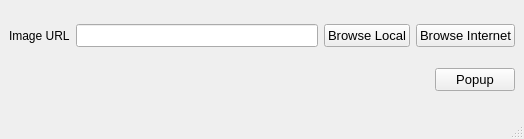
kelvinchin12070811/PopupReferencer, file src/window/MainWindow.ui: the form before one commit.
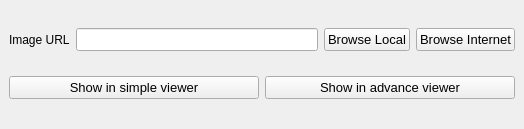
The form after the commit.

Commit message: Compleated simple popup viewer

What changed in the file:
```diff
--- a/src/window/MainWindow.ui
+++ b/src/window/MainWindow.ui
@@ -7,7 +7,7 @@
     <x>0</x>
     <y>0</y>
     <width>524</width>
-    <height>139</height>
+    <height>129</height>
    </rect>
   </property>
   <property name="font">
@@ -57,23 +57,17 @@
     </item>
     <item>
      <layout class="QHBoxLayout" name="horizontalLayout_2">
-      <item>
-       <spacer name="horizontalSpacer">
-        <property name="orientation">
-         <enum>Qt::Horizontal</enum>
-        </property>
-        <property name="sizeHint" stdset="0">
-         <size>
-          <width>40</width>
-          <height>20</height>
-         </size>
-        </property>
-       </spacer>
-      </item>
       <item>
        <widget class="QPushButton" name="showInPopupBtn">
         <property name="text">
-         <string>Popup</string>
+         <string>Show in simple viewer</string>
+        </property>
+       </widget>
+      </item>
+      <item>
+       <widget class="QPushButton" name="showInAdvancePopup">
+        <property name="text">
+         <string>Show in advance viewer</string>
         </property>
        </widget>
       </item>
@@ -81,17 +75,6 @@
     </item>
    </layout>
   </widget>
-  <widget class="QMenuBar" name="menubar">
-   <property name="geometry">
-    <rect>
-     <x>0</x>
-     <y>0</y>
-     <width>524</width>
-     <height>23</height>
-    </rect>
-   </property>
-  </widget>
-  <widget class="QStatusBar" name="statusbar"/>
  </widget>
  <resources/>
  <connections/>
```
The commit also changes 11 other files.
